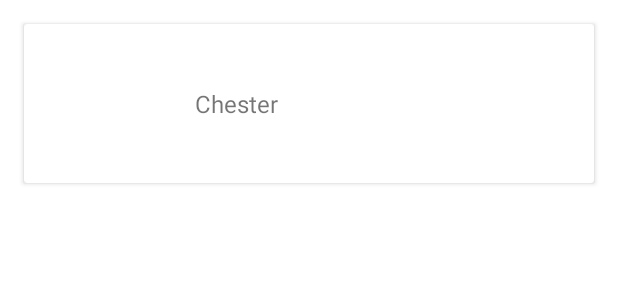
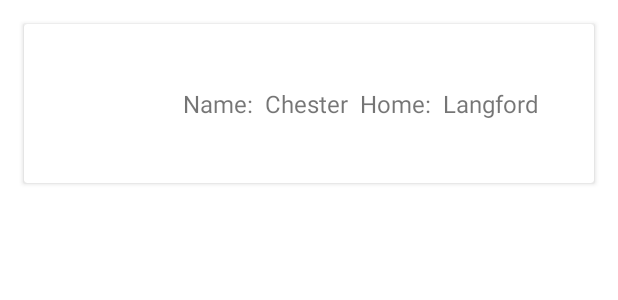
Before and after one commit to find-a-pet/lostboyz, an Android app: the layout pet_list_item.xml on its own in the app's theme, with its tools: preview values and no code run, on a phone screen of 412 x 824 dp. Shown: the top 300 px of the screen. Run offline under Robolectric (Android 15) with nearby library versions, the phone set to English and light mode, and no system bars.

Commit message:
Finish adding a pet activity.

```diff
--- a/app/src/main/java/com/mtotowamkwe/lostboyz/PetsFragment.kt
+++ b/app/src/main/java/com/mtotowamkwe/lostboyz/PetsFragment.kt
@@ -68,9 +68,11 @@ class PetsFragment : Fragment() {
             val aPet = allPets[position]
             val petName: TextView = holder.itemView.findViewById(R.id.petName)
             val petImage: CircleImageView = holder.itemView.findViewById(R.id.petImage)
+            val petHome: TextView = holder.itemView.findViewById(R.id.petLocation)
 
             holder.itemView.apply {
                 petName.text = aPet.name
+                petHome.text = aPet.location
                 Glide.with(this).load(aPet.url).into(petImage)
             }
 
--- a/app/src/main/res/layout/pet_list_item.xml
+++ b/app/src/main/res/layout/pet_list_item.xml
@@ -22,17 +22,51 @@
             app:civ_border_color="#FF000000"
             app:civ_border_width="1dp"/>
 
-        <TextView
-            android:id="@+id/petName"
+        <LinearLayout
             android:layout_width="0dp"
             android:layout_height="match_parent"
             android:layout_weight="1"
-            android:textSize="16sp"
-            android:gravity="center_vertical"
-            android:layout_gravity="center"
-            android:paddingStart="16dp"
-            android:paddingEnd="8dp"
-            tools:text="Chester"/>
+            android:orientation="horizontal">
+
+            <TextView
+                android:layout_width="wrap_content"
+                android:layout_height="wrap_content"
+                android:textSize="16sp"
+                android:gravity="center_vertical"
+                android:layout_gravity="center"
+                android:paddingStart="8dp"
+                android:paddingEnd="8dp"
+                android:text="@string/pet_name_label"/>
+
+            <TextView
+                android:id="@+id/petName"
+                android:layout_width="wrap_content"
+                android:layout_height="wrap_content"
+                android:textSize="16sp"
+                android:gravity="center_vertical"
+                android:layout_gravity="center"
+                tools:text="Chester"/>
+
+            <TextView
+                android:layout_width="wrap_content"
+                android:layout_height="wrap_content"
+                android:textSize="16sp"
+                android:gravity="center_vertical"
+                android:layout_gravity="center"
+                android:paddingStart="8dp"
+                android:paddingEnd="8dp"
+                android:text="@string/pet_location_label"/>
+
+            <TextView
+                android:id="@+id/petLocation"
+                android:layout_width="wrap_content"
+                android:layout_height="wrap_content"
+                android:textSize="16sp"
+                android:gravity="center_vertical"
+                android:layout_gravity="center"
+                tools:text="Langford"/>
+
+        </LinearLayout>
 
     </LinearLayout>
 
--- a/app/src/main/res/values/strings.xml
+++ b/app/src/main/res/values/strings.xml
@@ -1,3 +1,5 @@
 <resources>
     <string name="app_name">Lostboyz</string>
+    <string name="pet_name_label">Name:</string>
+    <string name="pet_location_label">Home:</string>
 </resources>
```
